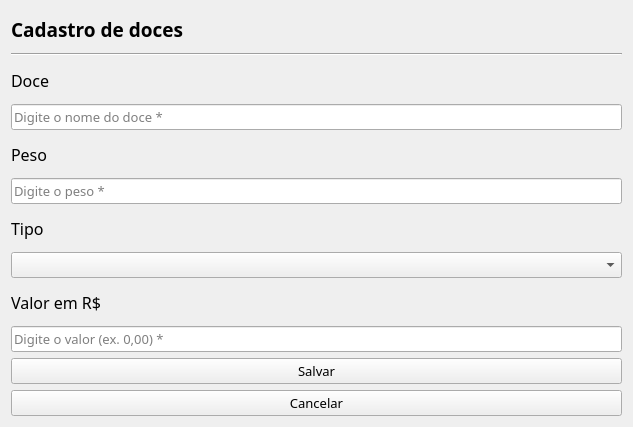
The window that view/cadastrodoces.ui (imora97/Sistema-para-doceria) describes before a commit, drawn with Qt 5.
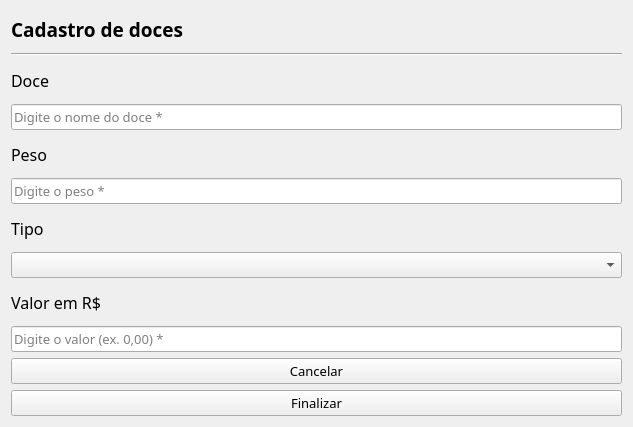
The same window after the commit.

```diff
--- a/view/cadastrodoces.ui
+++ b/view/cadastrodoces.ui
@@ -162,7 +162,7 @@
     </widget>
    </item>
    <item>
-    <widget class="QPushButton" name="salvar">
+    <widget class="QPushButton" name="cancelar">
      <property name="font">
       <font>
        <family>Segoe Print</family>
@@ -170,12 +170,12 @@
       </font>
      </property>
      <property name="text">
-      <string>Salvar</string>
+      <string>Cancelar</string>
      </property>
     </widget>
    </item>
    <item>
-    <widget class="QPushButton" name="cancelar">
+    <widget class="QPushButton" name="finalizar">
      <property name="font">
       <font>
        <family>Segoe Print</family>
@@ -183,7 +183,7 @@
       </font>
      </property>
      <property name="text">
-      <string>Cancelar</string>
+      <string>Finalizar</string>
      </property>
     </widget>
    </item>
```
